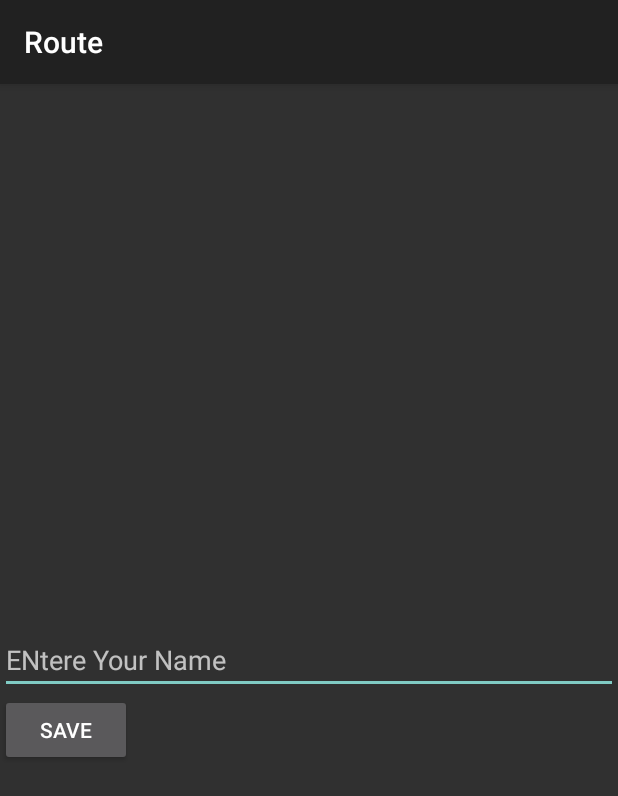
After one commit to AhmedAbdEllatiif/Route, an Android app: the Regesteration screen opened directly, with no data from a screen before it, on a phone screen of 412 x 824 dp. The commit adds this screen. Shown: the top 796 px of the screen. Run offline under Robolectric (Android 15) with nearby library versions, the phone set to English and light mode, and no system bars.

Commit message:
registration with sharedPreference

```diff
--- /dev/null
+++ b/app/src/main/java/com/example/ahmedd/route/Regesteration.java
@@ -0,0 +1,42 @@
+package com.example.ahmedd.route;
+
+import android.content.SharedPreferences;
+import android.support.v7.app.AppCompatActivity;
+import android.os.Bundle;
+import android.view.View;
+import android.widget.Button;
+import android.widget.EditText;
+
+public class Regesteration extends AppCompatActivity {
+
+    EditText regName;
+    Button btnSave;
+
+    @Override
+    protected void onCreate(Bundle savedInstanceState) {
+        super.onCreate(savedInstanceState);
+        setContentView(R.layout.activity_regesteration);
+
+        regName = findViewById(R.id.regName);
+        btnSave = findViewById(R.id.btnSave);
+
+        btnSave.setOnClickListener(new View.OnClickListener() {
+            @Override
+            public void onClick(View view) {
+                if (regName.getText().toString().trim().length() == 0){
+                    regName.setError("Enter a Name");
+                }
+                else{
+                    SharedPreferences.Editor editor =
+                            getSharedPreferences("Route", MODE_PRIVATE).edit();
+
+                    String name = regName.getText().toString();
+                    editor.putString("Name", name);
+                    editor.apply();
+
+                }
+
+            }
+        });
+    }
+}
--- a/app/src/main/java/com/example/ahmedd/route/Survey.java
+++ b/app/src/main/java/com/example/ahmedd/route/Survey.java
@@ -6,6 +6,7 @@ import android.os.Bundle;
 import android.view.View;
 import android.widget.ArrayAdapter;
 import android.widget.Button;
+import android.widget.CheckBox;
 import android.widget.Spinner;
 import android.widget.TextView;
 import android.widget.Toolbar;
@@ -23,7 +24,6 @@ public class Survey extends AppCompatActivity {
 
     txtBack = (TextView) findViewById(R.id.txtBack);
     spinner = (Spinner) findViewById(R.id.spinner);
-
     txtBack.setOnClickListener(new View.OnClickListener() {
         @Override
         public void onClick(View view) {
--- /dev/null
+++ b/app/src/main/res/layout/activity_regesteration.xml
@@ -0,0 +1,29 @@
+<?xml version="1.0" encoding="utf-8"?>
+<android.support.constraint.ConstraintLayout xmlns:android="http://schemas.android.com/apk/res/android"
+    xmlns:app="http://schemas.android.com/apk/res-auto"
+    xmlns:tools="http://schemas.android.com/tools"
+    android:layout_width="match_parent"
+    android:layout_height="match_parent"
+    tools:context=".Regesteration">
+
+    <EditText
+        android:id="@+id/regName"
+        android:layout_width="match_parent"
+        android:layout_height="wrap_content"
+        android:hint="ENtere Your Name"
+        app:layout_constraintStart_toStartOf="parent"
+        app:layout_constraintEnd_toEndOf="parent"
+        app:layout_constraintTop_toTopOf="parent"
+        app:layout_constraintBottom_toBottomOf="parent"
+        />
+
+    <Button
+        android:id="@+id/btnSave"
+        android:layout_width="wrap_content"
+        android:layout_height="wrap_content"
+        android:text="SAVE"
+        app:layout_constraintTop_toBottomOf="@id/regName"
+        />
+
+
+</android.support.constraint.ConstraintLayout>
--- a/app/src/main/res/values/strings.xml
+++ b/app/src/main/res/values/strings.xml
@@ -12,6 +12,7 @@
     <string name="male">male</string>
     <string name="female">female</string>
     <string name="gender">Gender</string>
+    <string name="Login">Login</string>
 
 
     <string-array name="genders">
```
Also changed, not shown: app/build.gradle (+15 -4 lines), app/src/main/AndroidManifest.xml (+4 -6 lines), app/src/main/java/com/example/ahmedd/route/Login.java (+37 -0 lines), app/src/main/res/layout/activity_login.xml (+26 -1 lines).
